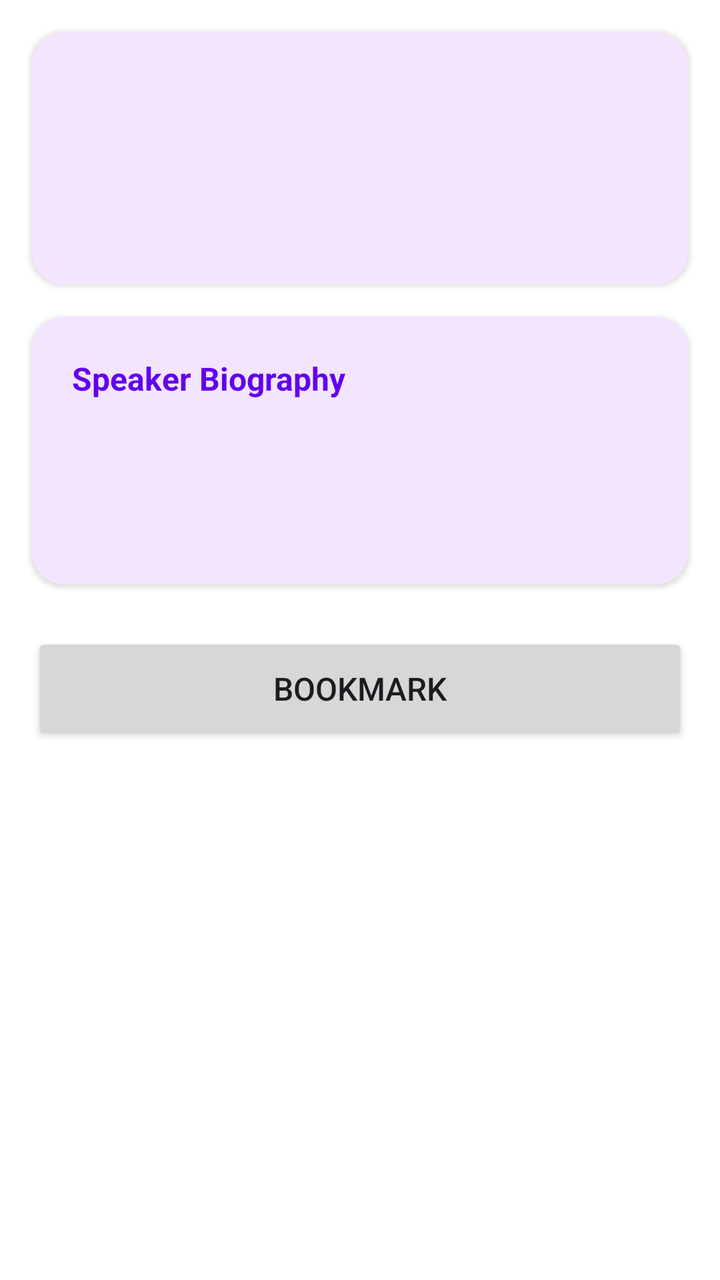
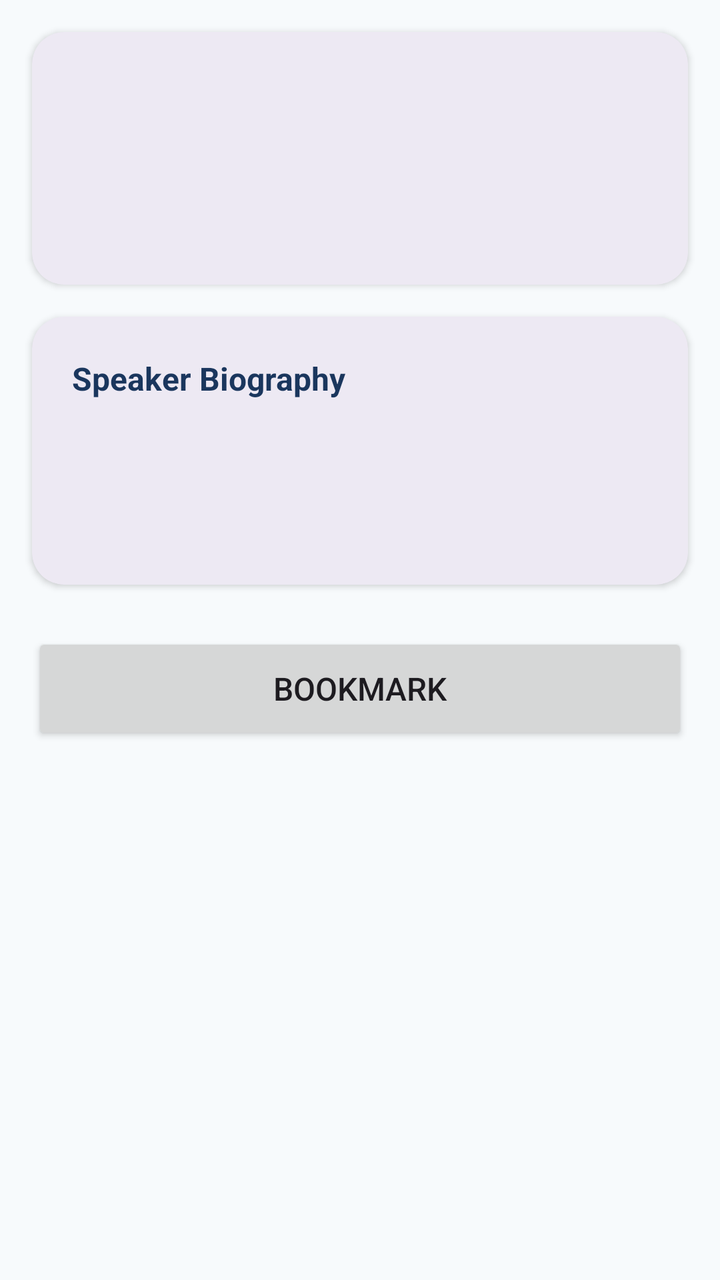

An Android layout rendered at two revisions. The XML below is the earlier revision; the diff shows what the commit changed to produce the second picture.
<!-- AndroidManifest.xml: application theme Theme.SummitNavigator -->
<!-- res/layout/fragment_session_detail.xml -->
<?xml version="1.0" encoding="utf-8"?>
<ScrollView xmlns:android="http://schemas.android.com/apk/res/android"
    xmlns:app="http://schemas.android.com/apk/res-auto"
    android:layout_width="match_parent"
    android:layout_height="match_parent"
    android:fillViewport="true">

    <LinearLayout
        android:layout_width="match_parent"
        android:layout_height="wrap_content"
        android:orientation="vertical"
        android:padding="16dp"
        android:clipToPadding="false">

        <com.google.android.material.card.MaterialCardView
            android:layout_width="match_parent"
            android:layout_height="wrap_content"
            android:layout_marginBottom="16dp"
            app:cardCornerRadius="16dp"
            app:cardElevation="2dp"
            app:strokeWidth="0dp">

            <androidx.constraintlayout.widget.ConstraintLayout
                android:layout_width="match_parent"
                android:layout_height="wrap_content"
                android:padding="20dp">

        <TextView
            android:id="@+id/text_detail_title"
            android:layout_width="0dp"
            android:layout_height="wrap_content"
            android:textSize="@dimen/text_size_large"
            android:textStyle="bold"
            android:textColor="@color/primary"
            app:layout_constraintTop_toTopOf="parent"
            app:layout_constraintStart_toStartOf="parent"
            app:layout_constraintEnd_toEndOf="parent" />

        <TextView
            android:id="@+id/text_detail_time"
            android:layout_width="0dp"
            android:layout_height="wrap_content"
            android:layout_marginTop="@dimen/margin_small"
            android:textSize="@dimen/text_size_medium"
            android:textColor="@color/gray_text"
            app:layout_constraintTop_toBottomOf="@id/text_detail_title"
            app:layout_constraintStart_toStartOf="parent"
            app:layout_constraintEnd_toEndOf="parent" />

        <TextView
            android:id="@+id/text_detail_room"
            android:layout_width="0dp"
            android:layout_height="wrap_content"
            android:layout_marginTop="@dimen/margin_small"
            android:textSize="@dimen/text_size_medium"
            android:textColor="@color/secondary"
            app:layout_constraintTop_toBottomOf="@id/text_detail_time"
            app:layout_constraintStart_toStartOf="parent"
            app:layout_constraintEnd_toEndOf="parent" />

            </androidx.constraintlayout.widget.ConstraintLayout>
        </com.google.android.material.card.MaterialCardView>

        <com.google.android.material.card.MaterialCardView
            android:layout_width="match_parent"
            android:layout_height="wrap_content"
            android:layout_marginBottom="24dp"
            app:cardCornerRadius="16dp"
            app:cardElevation="2dp"
            app:strokeWidth="0dp">

            <androidx.constraintlayout.widget.ConstraintLayout
                android:layout_width="match_parent"
                android:layout_height="wrap_content"
                android:padding="20dp">

                <TextView
                    android:id="@+id/label_speaker_header"
                    android:layout_width="0dp"
                    android:layout_height="wrap_content"
                    android:text="@string/label_speaker_bio"
                    android:textSize="@dimen/text_size_medium"
                    android:textStyle="bold"
                    android:textColor="@color/primary"
                    app:layout_constraintTop_toTopOf="parent"
                    app:layout_constraintStart_toStartOf="parent"
                    app:layout_constraintEnd_toEndOf="parent" />

        <TextView
            android:id="@+id/text_speaker_name"
            android:layout_width="0dp"
            android:layout_height="wrap_content"
            android:layout_marginTop="@dimen/margin_small"
            android:textSize="@dimen/text_size_medium"
            android:textStyle="bold"
            android:textColor="@color/on_background"
            app:layout_constraintTop_toBottomOf="@id/label_speaker_header"
            app:layout_constraintStart_toStartOf="parent"
            app:layout_constraintEnd_toEndOf="parent" />

        <TextView
            android:id="@+id/text_speaker_company"
            android:layout_width="0dp"
            android:layout_height="wrap_content"
            android:layout_marginTop="@dimen/margin_tiny"
            android:textSize="@dimen/text_size_small"
            android:textColor="@color/gray_text"
            app:layout_constraintTop_toBottomOf="@id/text_speaker_name"
            app:layout_constraintStart_toStartOf="parent"
            app:layout_constraintEnd_toEndOf="parent" />

        <TextView
            android:id="@+id/text_speaker_bio"
            android:layout_width="0dp"
            android:layout_height="wrap_content"
            android:layout_marginTop="@dimen/margin_small"
            android:textSize="@dimen/text_size_small"
            android:textColor="@color/on_background"
            app:layout_constraintTop_toBottomOf="@id/text_speaker_company"
            app:layout_constraintStart_toStartOf="parent"
            app:layout_constraintEnd_toEndOf="parent" />

            </androidx.constraintlayout.widget.ConstraintLayout>
        </com.google.android.material.card.MaterialCardView>

        <Button
            android:id="@+id/btn_bookmark"
            android:layout_width="match_parent"
            android:layout_height="56dp"
            android:text="@string/action_bookmark"
            android:textSize="16sp"
            app:cornerRadius="12dp" />

        <Button
            android:id="@+id/btn_delete_session"
            android:layout_width="match_parent"
            android:layout_height="56dp"
            android:text="Delete Session (Admin)"
            android:layout_marginTop="12dp"
            app:backgroundTint="#D32F2F"
            app:cornerRadius="12dp"
            android:visibility="gone" />

        <Button
            android:id="@+id/btn_edit_session"
            android:layout_width="match_parent"
            android:layout_height="56dp"
            android:text="Edit Session (Admin)"
            android:layout_marginTop="12dp"
            app:cornerRadius="12dp"
            style="?attr/materialButtonOutlinedStyle"
            android:visibility="gone" />

    </LinearLayout>
</ScrollView>
<!-- resources referenced by this layout -->
<resources>
  <color name="gray_text">#888888</color>
  <color name="on_background">#000000</color>
  <color name="primary">#6200EE</color>
  <color name="secondary">#03DAC6</color>
  <dimen name="margin_small">8dp</dimen>
  <dimen name="margin_tiny">2dp</dimen>
  <dimen name="text_size_large">20sp</dimen>
  <dimen name="text_size_medium">16sp</dimen>
  <dimen name="text_size_small">12sp</dimen>
  <string name="action_bookmark">Bookmark</string>
  <string name="label_speaker_bio">Speaker Biography</string>
  <style name="Theme.SummitNavigator" parent="Theme.Material3.DayNight.NoActionBar">
          <item name="colorPrimary">@color/primary</item>
          <item name="colorSecondary">@color/secondary</item>
          <item name="android:windowBackground">@color/background</item>
      </style>
  <color name="background">#FFFFFF</color>
</resources>

<!-- the commit's change to res/layout/fragment_session_detail.xml (unified diff, before → after) -->
@@ -120,6 +120,18 @@
             app:layout_constraintStart_toStartOf="parent"
             app:layout_constraintEnd_toEndOf="parent" />
 
+        <Button
+            android:id="@+id/btn_edit_speaker"
+            android:layout_width="match_parent"
+            android:layout_height="wrap_content"
+            android:text="Edit Speaker (Admin)"
+            android:layout_marginTop="8dp"
+            app:layout_constraintTop_toBottomOf="@id/text_speaker_bio"
+            app:layout_constraintStart_toStartOf="parent"
+            app:layout_constraintEnd_toEndOf="parent"
+            style="?attr/materialButtonOutlinedStyle"
+            android:visibility="gone" />
+
             </androidx.constraintlayout.widget.ConstraintLayout>
         </com.google.android.material.card.MaterialCardView>
 
<!-- resource entries referenced after the edit -->
@@ -1,9 +1,9 @@
 <!-- resources referenced by this layout -->
 <resources>
-  <color name="gray_text">#888888</color>
-  <color name="on_background">#000000</color>
-  <color name="primary">#6200EE</color>
-  <color name="secondary">#03DAC6</color>
+  <color name="gray_text">#718096</color>
+  <color name="on_background">#1A202C</color>
+  <color name="primary">#1A365D</color>
+  <color name="secondary">#D69E2E</color>
   <dimen name="margin_small">8dp</dimen>
   <dimen name="margin_tiny">2dp</dimen>
   <dimen name="text_size_large">20sp</dimen>
@@ -16,6 +16,6 @@
           <item name="colorSecondary">@color/secondary</item>
           <item name="android:windowBackground">@color/background</item>
       </style>
-  <color name="background">#FFFFFF</color>
+  <color name="background">#F7FAFC</color>
 </resources>
 
